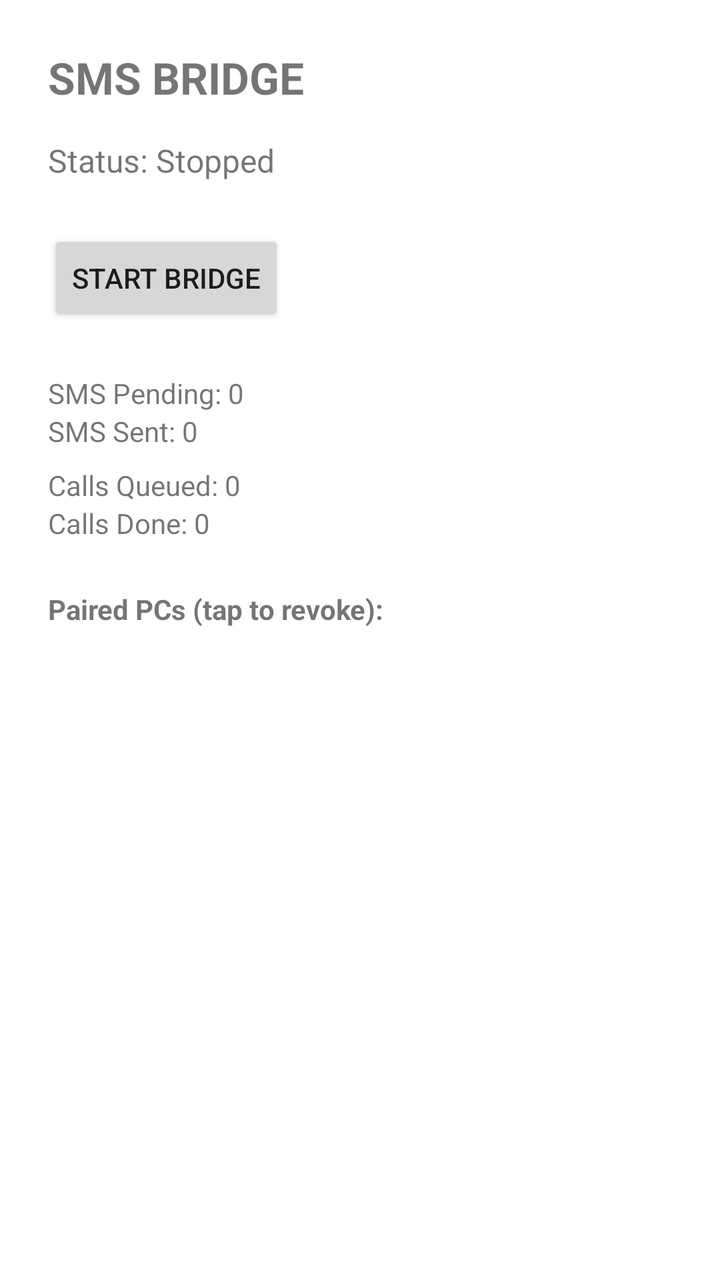
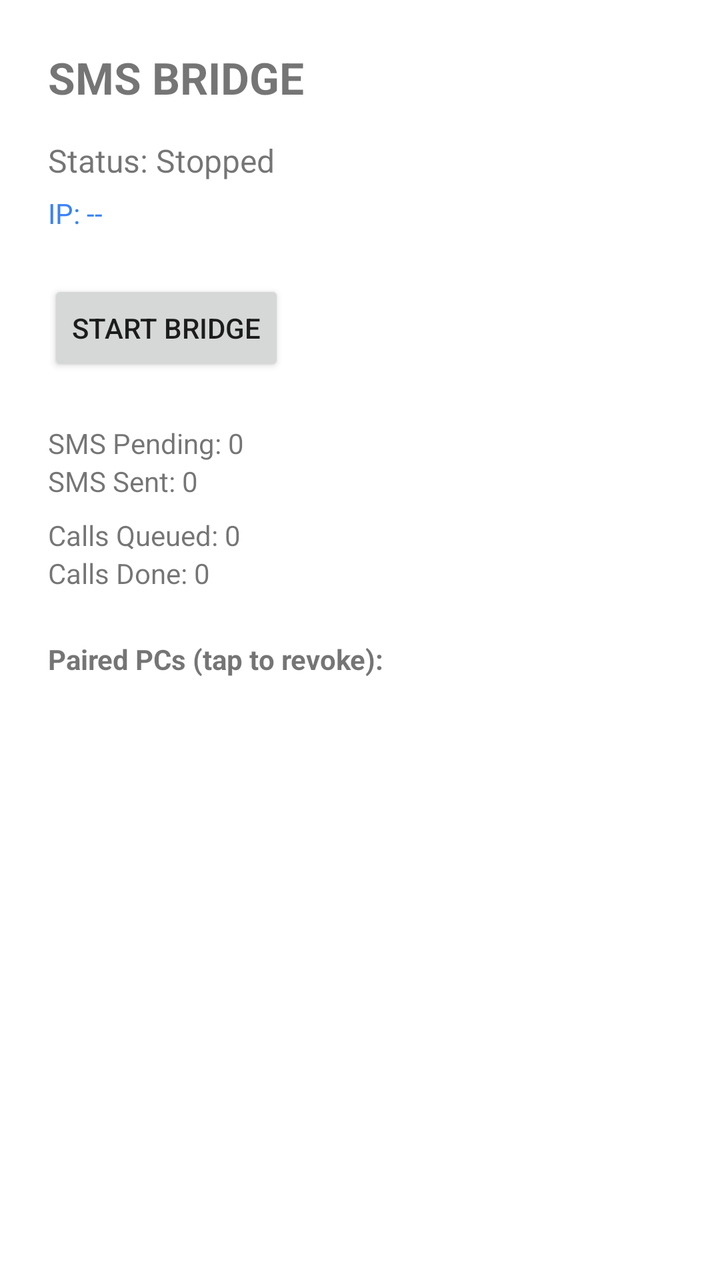

Screens rendered from an Android XML layout before and after an edit, with the pre-edit source and the edit as a unified diff.
<!-- AndroidManifest.xml: application theme Theme.SMSBridge -->
<!-- res/layout/activity_main.xml -->
<?xml version="1.0" encoding="utf-8"?>
<LinearLayout xmlns:android="http://schemas.android.com/apk/res/android"
    android:layout_width="match_parent"
    android:layout_height="match_parent"
    android:orientation="vertical"
    android:padding="24dp">

    <TextView
        android:id="@+id/titleText"
        android:layout_width="wrap_content"
        android:layout_height="wrap_content"
        android:text="SMS BRIDGE"
        android:textSize="22sp"
        android:textStyle="bold" />

    <TextView
        android:id="@+id/statusText"
        android:layout_width="wrap_content"
        android:layout_height="wrap_content"
        android:layout_marginTop="16dp"
        android:text="Status: Stopped"
        android:textSize="16sp" />

    <TextView
        android:id="@+id/pairingCodeText"
        android:layout_width="wrap_content"
        android:layout_height="wrap_content"
        android:layout_marginTop="16dp"
        android:textSize="32sp"
        android:textStyle="bold"
        android:visibility="gone" />

    <TextView
        android:id="@+id/pairingHintText"
        android:layout_width="wrap_content"
        android:layout_height="wrap_content"
        android:text="On your PC, open Devices, select this phone, and enter the code above."
        android:visibility="gone" />

    <Button
        android:id="@+id/toggleServiceButton"
        android:layout_width="wrap_content"
        android:layout_height="wrap_content"
        android:layout_marginTop="24dp"
        android:text="Start Bridge" />

    <TextView
        android:id="@+id/pendingText"
        android:layout_width="wrap_content"
        android:layout_height="wrap_content"
        android:layout_marginTop="24dp"
        android:text="SMS Pending: 0" />

    <TextView
        android:id="@+id/sentText"
        android:layout_width="wrap_content"
        android:layout_height="wrap_content"
        android:text="SMS Sent: 0" />

    <TextView
        android:id="@+id/callPendingText"
        android:layout_width="wrap_content"
        android:layout_height="wrap_content"
        android:layout_marginTop="8dp"
        android:text="Calls Queued: 0" />

    <TextView
        android:id="@+id/callSentText"
        android:layout_width="wrap_content"
        android:layout_height="wrap_content"
        android:text="Calls Done: 0" />

    <TextView
        android:layout_width="wrap_content"
        android:layout_height="wrap_content"
        android:layout_marginTop="24dp"
        android:text="Paired PCs (tap to revoke):"
        android:textStyle="bold" />

    <ListView
        android:id="@+id/pairedDevicesList"
        android:layout_width="match_parent"
        android:layout_height="0dp"
        android:layout_weight="1" />

</LinearLayout>
<!-- resources referenced by this layout -->
<resources>
  <style name="Theme.SMSBridge" parent="Theme.MaterialComponents.DayNight.NoActionBar" />
</resources>

<!-- the commit's change to res/layout/activity_main.xml (unified diff, before → after) -->
@@ -20,6 +20,15 @@
         android:layout_marginTop="16dp"
         android:text="Status: Stopped"
         android:textSize="16sp" />
+
+    <TextView
+        android:id="@+id/ipAddressText"
+        android:layout_width="wrap_content"
+        android:layout_height="wrap_content"
+        android:layout_marginTop="6dp"
+        android:text="IP: --"
+        android:textSize="14sp"
+        android:textColor="#3b82f6" />
 
     <TextView
         android:id="@+id/pairingCodeText"
